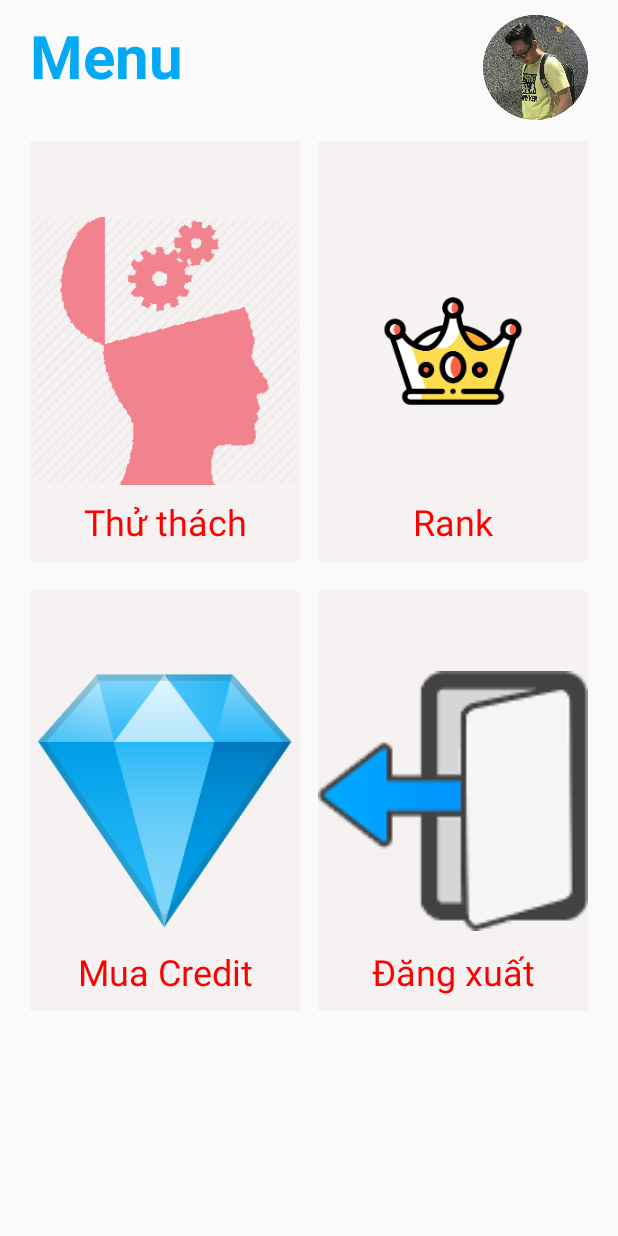
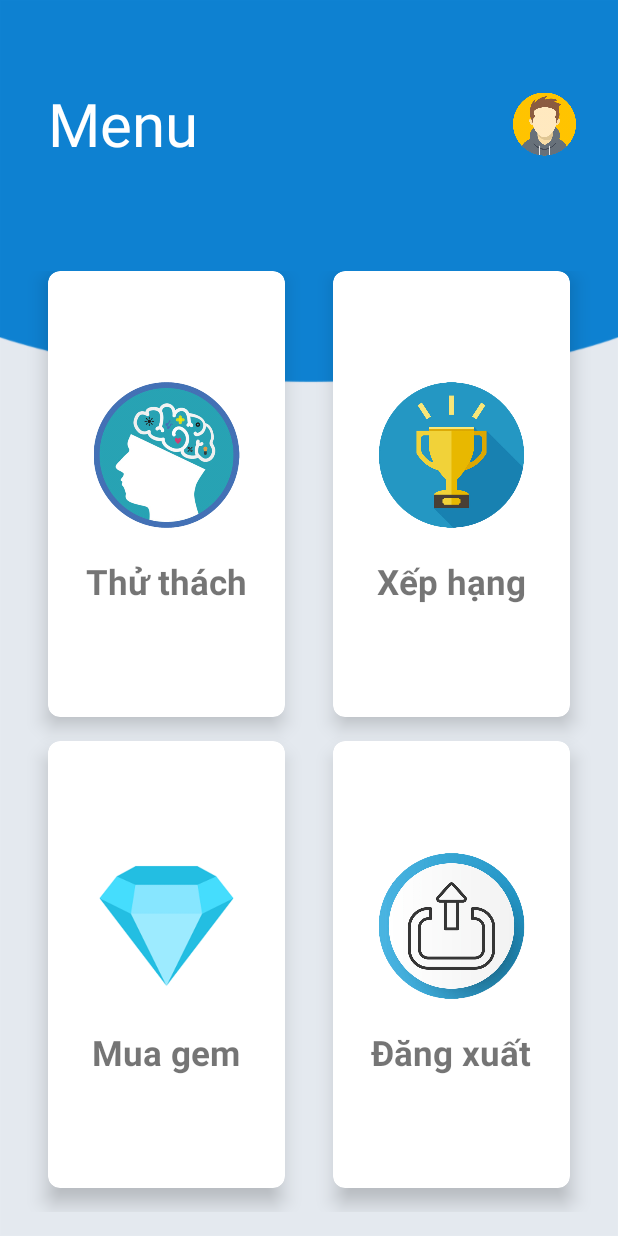
Before and after one commit to eouen12/do-an-LT-Android, an Android app: the MenuActivity screen opened directly, with no data from a screen before it, on a phone screen of 412 x 824 dp. Run offline under Robolectric (Android 15) with nearby library versions, the phone set to English and light mode, and no system bars.

Commit message:
sua activity menu

```diff
--- a/App Quiz Me/app/src/main/java/com/doanltandroid/quizme/MenuActivity.java
+++ b/App Quiz Me/app/src/main/java/com/doanltandroid/quizme/MenuActivity.java
@@ -16,36 +16,36 @@ public class MenuActivity extends AppCompatActivity {
         super.onCreate(savedInstanceState);
         setContentView(R.layout.activity_menu);
 
-        imgThuThach     = findViewById(R.id.thuthach_menu_image);
-        imgRanking      = findViewById(R.id.xephang_menu_image);
-        imgMuaCredit    = findViewById(R.id.muacredit_menu_image);
-        imgDangXuat     = findViewById(R.id.dangxuat_menu_image);
+//        imgThuThach     = findViewById(R.id.thuthach_menu_image);
+//        imgRanking      = findViewById(R.id.xephang_menu_image);
+//        imgMuaCredit    = findViewById(R.id.muacredit_menu_image);
+//        imgDangXuat     = findViewById(R.id.dangxuat_menu_image);
 
     }
 
-    public void launchActivityThuThach(View view) {
-        setIntent(LinhVucActivity.class);
-    }
-
-    public void launchActivityRank(View view) {
-        setIntent(RankActivity.class);
-    }
-
-    public void launchActivityCredit(View view) {
-        setIntent(CreditActivity.class);
-    }
-
-    public void launchActivityMain(View view) {
-        setIntent(MainActivity.class);
-    }
-
-    public void setIntent (Class lop){
-        Intent intent = new Intent(getApplicationContext(), lop);
-        startActivity(intent);
-        //overridePendingTransition(R.anim.intent_enter,R.anim.intent_exit);
-    }
-
-    public void launchActivityProfile(View view) {
-        setIntent(ProfileActivity.class);
-    }
+//    public void launchActivityThuThach(View view) {
+//        setIntent(LinhVucActivity.class);
+//    }
+//
+//    public void launchActivityRank(View view) {
+//        setIntent(RankActivity.class);
+//    }
+//
+//    public void launchActivityCredit(View view) {
+//        setIntent(CreditActivity.class);
+//    }
+//
+//    public void launchActivityMain(View view) {
+//        setIntent(MainActivity.class);
+//    }
+//
+//    public void setIntent (Class lop){
+//        Intent intent = new Intent(getApplicationContext(), lop);
+//        startActivity(intent);
+//        //overridePendingTransition(R.anim.intent_enter,R.anim.intent_exit);
+//    }
+//
+//    public void launchActivityProfile(View view) {
+//        setIntent(ProfileActivity.class);
+//    }
 }
--- a/App Quiz Me/app/src/main/res/layout/activity_menu.xml
+++ b/App Quiz Me/app/src/main/res/layout/activity_menu.xml
@@ -1,127 +1,204 @@
 <?xml version="1.0" encoding="utf-8"?>
-<androidx.constraintlayout.widget.ConstraintLayout xmlns:android="http://schemas.android.com/apk/res/android"
+<LinearLayout xmlns:android="http://schemas.android.com/apk/res/android"
     xmlns:app="http://schemas.android.com/apk/res-auto"
     xmlns:tools="http://schemas.android.com/tools"
     android:id="@+id/Constraint_menu"
     android:layout_width="match_parent"
     android:layout_height="match_parent"
-    tools:context=".MenuActivity">
+    android:orientation="vertical"
+    tools:context=".MenuActivity"
+    android:weightSum="10"
+    android:background="@drawable/bg">
+
+    <androidx.constraintlayout.widget.ConstraintLayout
+        android:layout_width="match_parent"
+        android:layout_height="0dp"
+        android:layout_weight="2">
+
+        <ImageView
+            android:id="@+id/imageView"
+            android:layout_width="42dp"
+            android:layout_height="44dp"
+            android:layout_marginEnd="28dp"
+            app:layout_constraintBottom_toBottomOf="parent"
+            app:layout_constraintEnd_toEndOf="parent"
+            app:layout_constraintTop_toTopOf="parent"
+            app:srcCompat="@drawable/avatar" />
 
         <TextView
-        android:id="@+id/title_menu_textview"
+            android:id="@+id/textView"
+            android:text="Menu"
+            app:layout_constraintBottom_toBottomOf="parent"
+            app:layout_constraintStart_toStartOf="parent"
+            app:layout_constraintTop_toTopOf="parent"
+            style="@style/style_text_title" />
+
+
+    </androidx.constraintlayout.widget.ConstraintLayout>
+
+    <GridLayout
+        android:layout_width="match_parent"
+        android:layout_height="0dp"
+        android:layout_weight="8"
+        android:rowCount="2"
+        android:columnCount="2"
+        android:padding="16dp">
+
+        <androidx.cardview.widget.CardView
+            android:layout_width="0dp"
+            android:layout_height="0dp"
+            android:layout_columnWeight="1"
+            android:layout_rowWeight="1"
+            android:layout_marginBottom="16dp"
+            android:layout_marginLeft="16dp"
+            android:layout_marginRight="16dp"
+            app:cardElevation="8dp"
+            app:cardCornerRadius="8dp">
+
+            <LinearLayout
                 android:layout_width="wrap_content"
                 android:layout_height="wrap_content"
-        android:layout_marginStart="20dp"
-        android:layout_marginTop="10dp"
-        android:text="Menu"
-        android:textColor="#03a9f4"
-        android:textSize="40dp"
-        android:textStyle="bold"
-        app:layout_constraintStart_toStartOf="parent"
-        app:layout_constraintTop_toTopOf="parent" />
+                android:layout_gravity="center_horizontal|center_vertical"
+                android:layout_margin="16dp"
+                android:orientation="vertical">
 
                 <ImageView
-        android:id="@+id/anhdaidien_menu_imageview"
-        android:layout_width="70dp"
-        android:layout_height="70dp"
-        android:layout_marginTop="10dp"
-        android:layout_marginEnd="20dp"
-        android:onClick="launchActivityProfile"
-        android:src="@drawable/jacklaing"
-        app:layout_constraintEnd_toEndOf="parent"
-        app:layout_constraintTop_toTopOf="parent" />
+                    android:layout_width="wrap_content"
+                    android:layout_height="97dp"
+                    android:layout_gravity="center_horizontal"
+                    android:src="@drawable/thuthach" />
+                <TextView
+                    android:layout_width="wrap_content"
+                    android:layout_height="wrap_content"
+                    android:text="Thử thách"
+                    android:textSize="23sp"
+                    android:textStyle="bold"
+                    android:textAlignment="center"
+                    android:layout_gravity="center"
+                    android:layout_marginTop="20dp"
+                    />
+
+            </LinearLayout>
+
+
+        </androidx.cardview.widget.CardView>
+        <androidx.cardview.widget.CardView
+            android:layout_width="0dp"
+            android:layout_height="0dp"
+            android:layout_columnWeight="1"
+            android:layout_rowWeight="1"
+            android:layout_marginBottom="16dp"
+            android:layout_marginLeft="16dp"
+            android:layout_marginRight="16dp"
+            app:cardElevation="8dp"
+            app:cardCornerRadius="8dp">
+
+            <LinearLayout
+                android:layout_width="wrap_content"
+                android:layout_height="wrap_content"
+                android:layout_gravity="center_horizontal|center_vertical"
+                android:layout_margin="16dp"
+                android:orientation="vertical">
 
                 <ImageView
-        android:id="@+id/thuthach_menu_image"
-        android:layout_width="180dp"
-        android:layout_height="280dp"
-        android:layout_marginStart="20dp"
-        android:layout_marginTop="30dp"
-        android:background="#68F0E7E7"
-        android:src="@drawable/icon_thu_thach"
-        android:onClick="launchActivityThuThach"
-        app:layout_constraintStart_toStartOf="parent"
-        app:layout_constraintTop_toBottomOf="@+id/title_menu_textview" />
+                    android:layout_width="wrap_content"
+                    android:layout_height="97dp"
+                    android:layout_gravity="center_horizontal"
+                    android:src="@drawable/rank" />
+                <TextView
+                    android:layout_width="wrap_content"
+                    android:layout_height="wrap_content"
+                    android:text="Xếp hạng"
+                    android:textSize="23sp"
+                    android:textStyle="bold"
+                    android:textAlignment="center"
+                    android:layout_gravity="center"
+                    android:layout_marginTop="20dp"
+                    />
+
+            </LinearLayout>
+
+
+        </androidx.cardview.widget.CardView>
+        <androidx.cardview.widget.CardView
+            android:layout_width="0dp"
+            android:layout_height="0dp"
+            android:layout_columnWeight="1"
+            android:layout_rowWeight="1"
+            android:layout_marginBottom="16dp"
+            android:layout_marginLeft="16dp"
+            android:layout_marginRight="16dp"
+            app:cardElevation="8dp"
+            app:cardCornerRadius="8dp">
+
+            <LinearLayout
+                android:layout_width="wrap_content"
+                android:layout_height="wrap_content"
+                android:layout_gravity="center_horizontal|center_vertical"
+                android:layout_margin="16dp"
+                android:orientation="vertical">
 
                 <ImageView
-        android:id="@+id/muacredit_menu_image"
-        android:layout_width="180dp"
-        android:layout_height="280dp"
+                    android:layout_width="wrap_content"
+                    android:layout_height="97dp"
+                    android:layout_gravity="center_horizontal"
+                    android:src="@drawable/gem" />
+                <TextView
+                    android:layout_width="wrap_content"
+                    android:layout_height="wrap_content"
+                    android:text="Mua gem"
+                    android:textSize="23sp"
+                    android:textStyle="bold"
+                    android:textAlignment="center"
+                    android:layout_gravity="center"
                     android:layout_marginTop="20dp"
-        android:background="#68F0E7E7"
-        android:src="@drawable/icon_credit"
-        android:onClick="launchActivityCredit"
-        app:layout_constraintStart_toStartOf="@+id/thuthach_menu_image"
-        app:layout_constraintTop_toBottomOf="@+id/thuthach_menu_image" />
+                    />
+
+            </LinearLayout>
+
+
+        </androidx.cardview.widget.CardView>
+        <androidx.cardview.widget.CardView
+            android:layout_width="0dp"
+            android:layout_height="0dp"
+            android:layout_columnWeight="1"
+            android:layout_rowWeight="1"
+            android:layout_marginBottom="16dp"
+            android:layout_marginLeft="16dp"
+            android:layout_marginRight="16dp"
+            app:cardElevation="8dp"
+            app:cardCornerRadius="8dp">
+
+            <LinearLayout
+                android:layout_width="wrap_content"
+                android:layout_height="wrap_content"
+                android:layout_gravity="center_horizontal|center_vertical"
+                android:layout_margin="16dp"
+                android:orientation="vertical">
 
                 <ImageView
-        android:id="@+id/xephang_menu_image"
-        android:layout_width="180dp"
-        android:layout_height="280dp"
-        android:layout_marginTop="30dp"
-        android:layout_marginEnd="20dp"
-        android:src="@drawable/icon_rank"
-        android:background="#68F0E7E7"
-        android:onClick="launchActivityRank"
-        app:layout_constraintEnd_toEndOf="parent"
-        app:layout_constraintTop_toBottomOf="@+id/title_menu_textview" />
-
-    <ImageView
-        android:id="@+id/dangxuat_menu_image"
-        android:layout_width="180dp"
-        android:layout_height="280dp"
-        android:layout_marginTop="20dp"
-        android:background="#68F0E7E7"
-        android:src="@drawable/icon_logout"
-        android:onClick="launchActivityMain"
-        app:layout_constraintStart_toStartOf="@+id/xephang_menu_image"
-        app:layout_constraintTop_toBottomOf="@+id/xephang_menu_image" />
-
+                    android:layout_width="wrap_content"
+                    android:layout_height="97dp"
+                    android:layout_gravity="center_horizontal"
+                    android:src="@drawable/logout" />
                 <TextView
-        android:id="@+id/thuthach_menu_textView"
                     android:layout_width="wrap_content"
                     android:layout_height="wrap_content"
-        android:layout_marginBottom="10dp"
-        android:text="Thử thách"
-        android:textColor="#ff00"
-        android:textSize="24sp"
-        app:layout_constraintBottom_toBottomOf="@+id/thuthach_menu_image"
-        app:layout_constraintEnd_toEndOf="@+id/thuthach_menu_image"
-        app:layout_constraintStart_toStartOf="@+id/thuthach_menu_image" />
+                    android:text="Đăng xuất"
+                    android:textSize="23sp"
+                    android:textStyle="bold"
+                    android:textAlignment="center"
+                    android:layout_gravity="center"
+                    android:layout_marginTop="20dp"
+                    />
 
-    <TextView
-        android:id="@+id/ranking_menu_textView"
-        android:layout_width="wrap_content"
-        android:layout_height="wrap_content"
-        android:layout_marginBottom="10dp"
-        android:text="Rank"
-        android:textColor="#ff00"
-        android:textSize="24sp"
-        app:layout_constraintBottom_toBottomOf="@+id/xephang_menu_image"
-        app:layout_constraintEnd_toEndOf="@+id/xephang_menu_image"
-        app:layout_constraintStart_toStartOf="@+id/xephang_menu_image" />
+            </LinearLayout>
 
-    <TextView
-        android:id="@+id/muaCredit_menu_textView"
-        android:layout_width="wrap_content"
-        android:layout_height="wrap_content"
-        android:layout_marginBottom="10dp"
-        android:text="Mua Credit"
-        android:textColor="#ff00"
-        android:textSize="24sp"
-        app:layout_constraintBottom_toBottomOf="@+id/muacredit_menu_image"
-        app:layout_constraintEnd_toEndOf="@+id/muacredit_menu_image"
-        app:layout_constraintStart_toStartOf="@+id/muacredit_menu_image" />
 
-    <TextView
-        android:id="@+id/dangxuat_menu_textView"
-        android:layout_width="wrap_content"
-        android:layout_height="wrap_content"
-        android:layout_marginBottom="10dp"
-        android:text="Đăng xuất"
-        android:textColor="#ff00"
-        android:textSize="24sp"
-        app:layout_constraintBottom_toBottomOf="@+id/dangxuat_menu_image"
-        app:layout_constraintEnd_toEndOf="@+id/dangxuat_menu_image"
-        app:layout_constraintStart_toStartOf="@+id/dangxuat_menu_image" />
-</androidx.constraintlayout.widget.ConstraintLayout>
+        </androidx.cardview.widget.CardView>
+
+    </GridLayout>
+
+
+
+</LinearLayout>
--- a/App Quiz Me/app/src/main/res/values/styles.xml
+++ b/App Quiz Me/app/src/main/res/values/styles.xml
@@ -19,4 +19,12 @@
 
     <style name="AppTheme.PopupOverlay" parent="ThemeOverlay.AppCompat.Light" />
 
+    <style name="style_text_title">
+        <item name="android:layout_width">wrap_content</item>
+        <item name="android:layout_height">wrap_content</item>
+        <item name="android:layout_marginStart">32dp</item>
+        <item name="android:textColor">@android:color/white</item>
+        <item name="android:textSize">40sp</item>
+    </style>
+
 </resources>
```
Also changed, not shown: App Quiz Me/app/src/main/res/drawable/avatar.jpg (added), App Quiz Me/app/src/main/res/drawable/bg.png (added), App Quiz Me/app/src/main/res/drawable/gem.png (added), App Quiz Me/app/src/main/res/drawable/logout.png (added), App Quiz Me/app/src/main/res/drawable/rank.png (added), App Quiz Me/app/src/main/res/drawable/thuthach.png (added), 1 other file. Lines whose indentation alone changed are shown as unchanged.
